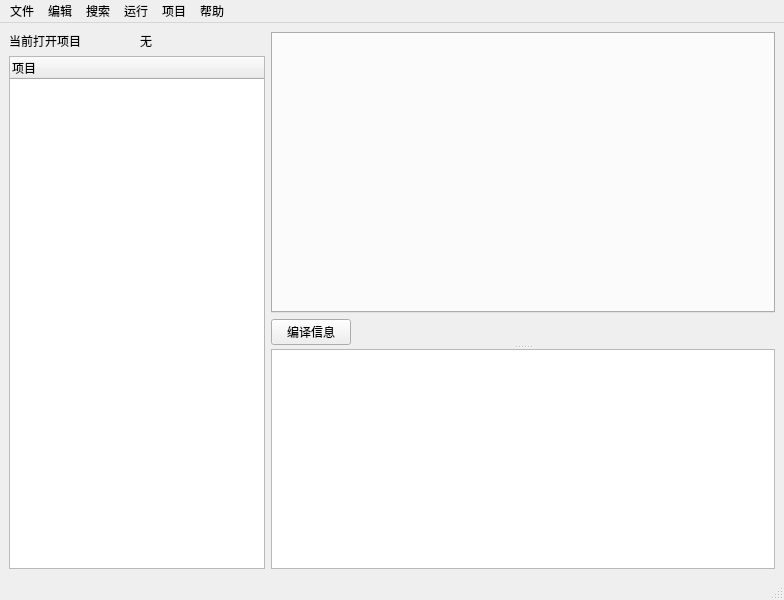
Above: CEditor/mainwindow.ui from XiaoZheng2003/BIT-QT-IDE before the change. Below: the same form after it.
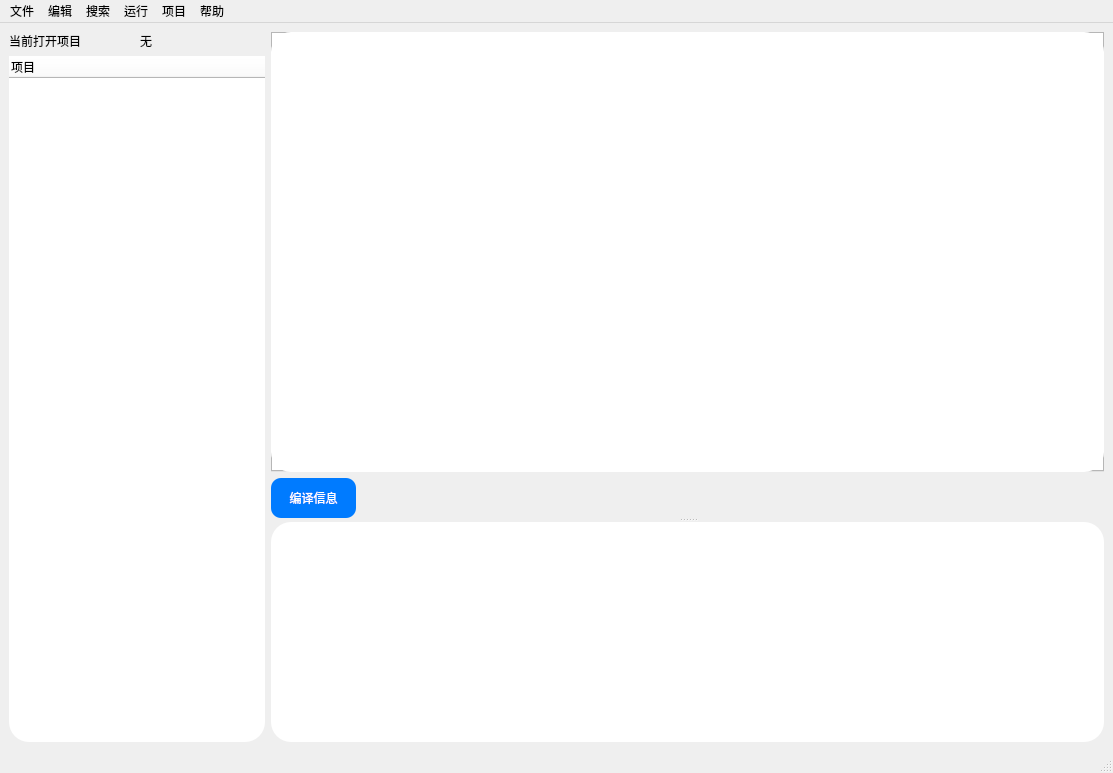
That is the form after the change.

Patch:
```diff
--- a/CEditor/mainwindow.ui
+++ b/CEditor/mainwindow.ui
@@ -6,8 +6,8 @@
    <rect>
     <x>0</x>
     <y>0</y>
-    <width>784</width>
-    <height>600</height>
+    <width>1113</width>
+    <height>773</height>
    </rect>
   </property>
   <property name="windowTitle">
@@ -40,6 +40,10 @@
         <property name="contextMenuPolicy">
          <enum>Qt::CustomContextMenu</enum>
         </property>
+        <property name="styleSheet">
+         <string notr="true">background-color: rgb(255, 255, 255);
+border-radius:20px;</string>
+        </property>
         <column>
          <property name="text">
           <string notr="true">项目</string>
@@ -64,6 +68,11 @@
        <layout class="QVBoxLayout" name="verticalLayout">
         <item>
          <widget class="QTabWidget" name="tabWidget">
+          <property name="styleSheet">
+           <string notr="true">background-color: rgb(255, 255, 255);
+border-radius:20px;
+border:none</string>
+          </property>
           <property name="currentIndex">
            <number>-1</number>
           </property>
@@ -76,6 +85,24 @@
          <layout class="QHBoxLayout" name="horizontalLayout">
           <item>
            <widget class="QPushButton" name="compileInfoButton">
+            <property name="styleSheet">
+             <string notr="true">QPushButton {
+               background-color:#007BFF;
+               color: white;
+               padding: 5px;
+               border: none;
+               border-radius: 10px;  
+               height:30px;
+               width:75px;
+	           font: 9pt &quot;黑体&quot;;
+
+ }
+
+
+QPushButton:hover {
+              background-color:  #9cd3fa;
+}</string>
+            </property>
             <property name="text">
              <string>编译信息</string>
             </property>
@@ -105,6 +132,10 @@
          <height>220</height>
         </size>
        </property>
+       <property name="styleSheet">
+        <string notr="true">background-color: rgb(255, 255, 255);
+border-radius:20px;</string>
+       </property>
       </widget>
      </widget>
     </item>
@@ -115,8 +146,8 @@
     <rect>
      <x>0</x>
      <y>0</y>
-     <width>784</width>
-     <height>26</height>
+     <width>1113</width>
+     <height>30</height>
     </rect>
    </property>
    <widget class="QMenu" name="menu1">
```
Left out of the diff: 6 changed lines with no effect on the pictures.
